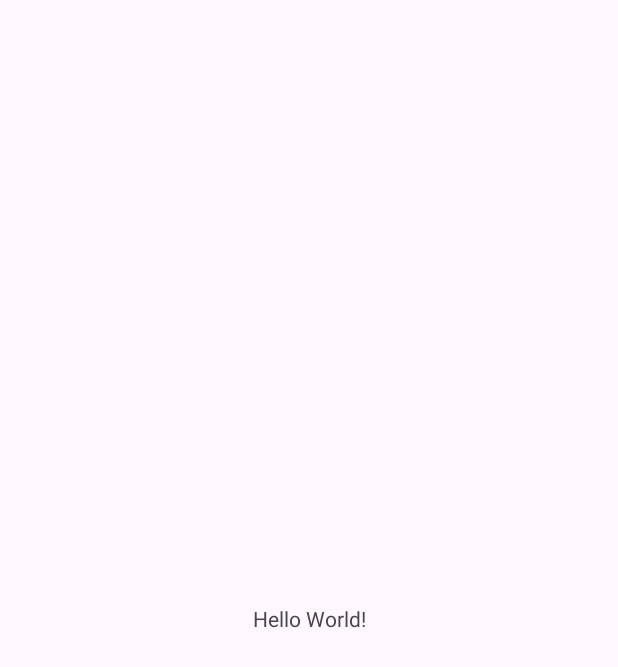
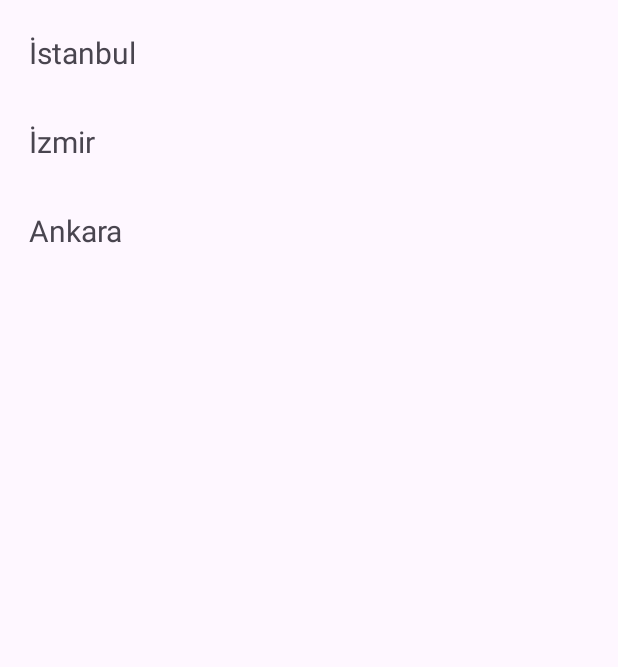
Before and after one commit to erenyurtcu/cities-by-region-app, an Android app: the screen it shows after launch (MainActivity), on a phone screen of 412 x 824 dp. Before the commit the part shown is almost empty. Shown: the top 667 px of the screen. Run offline under Robolectric (Android 15) with nearby library versions, the phone set to English and light mode, and no system bars.

```diff
--- a/app/build.gradle.kts
+++ b/app/build.gradle.kts
@@ -33,6 +33,9 @@ android {
     kotlinOptions {
         jvmTarget = "1.8"
     }
+    buildFeatures {
+        viewBinding = true
+    }
 }
 
 dependencies {
--- a/app/src/main/AndroidManifest.xml
+++ b/app/src/main/AndroidManifest.xml
@@ -21,6 +21,7 @@
                 <category android:name="android.intent.category.LAUNCHER" />
             </intent-filter>
         </activity>
+        <activity android:name=".IntroductionActivity"></activity>
     </application>
 
 </manifest>
--- /dev/null
+++ b/app/src/main/java/com/erenyurtcu/citiesbyregion/Cities.kt
@@ -0,0 +1,6 @@
+package com.erenyurtcu.citiesbyregion
+
+import java.io.Serializable
+
+class Cities(val name: String, val region: String, val image: Int) : Serializable {
+}
--- /dev/null
+++ b/app/src/main/java/com/erenyurtcu/citiesbyregion/CitiesAdapter.kt
@@ -0,0 +1,35 @@
+package com.erenyurtcu.citiesbyregion
+
+import android.content.Intent
+import android.util.Log
+import android.view.LayoutInflater
+import android.view.ViewGroup
+import androidx.recyclerview.widget.RecyclerView
+import com.erenyurtcu.citiesbyregion.databinding.RecyclerRowBinding
+
+class CitiesAdapter(val citiesList: ArrayList<Cities>) : RecyclerView.Adapter<CitiesAdapter.CitiesViewHolder>() {
+
+    class CitiesViewHolder(val binding: RecyclerRowBinding) : RecyclerView.ViewHolder(binding.root)
+
+    override fun onCreateViewHolder(parent: ViewGroup, viewType: Int): CitiesViewHolder {
+        val binding = RecyclerRowBinding.inflate(LayoutInflater.from(parent.context), parent, false)
+        return CitiesViewHolder(binding)
+    }
+
+    override fun getItemCount(): Int {
+        return citiesList.size
+    }
+
+    override fun onBindViewHolder(holder: CitiesViewHolder, position: Int) {
+        val city = citiesList[position]
+        holder.binding.textViewRecyclerView.text = city.name
+
+        holder.itemView.setOnClickListener {
+            Log.d("CitiesAdapter", "City clicked: ${city.name}")
+            MySingleton.selectedCity = city
+            val intent = Intent(holder.itemView.context, IntroductionActivity::class.java)
+            Log.d("CitiesAdapter", "Starting IntroductionActivity for city: ${city.name}")
+            holder.itemView.context.startActivity(intent)
+        }
+    }
+}
--- a/app/src/main/java/com/erenyurtcu/citiesbyregion/MainActivity.kt
+++ b/app/src/main/java/com/erenyurtcu/citiesbyregion/MainActivity.kt
@@ -5,16 +5,34 @@ import androidx.activity.enableEdgeToEdge
 import androidx.appcompat.app.AppCompatActivity
 import androidx.core.view.ViewCompat
 import androidx.core.view.WindowInsetsCompat
+import androidx.recyclerview.widget.LinearLayoutManager
+import com.erenyurtcu.citiesbyregion.databinding.ActivityMainBinding
 
 class MainActivity : AppCompatActivity() {
+
+    private lateinit var binding: ActivityMainBinding
+    private lateinit var citiesList : ArrayList<Cities>
+
     override fun onCreate(savedInstanceState: Bundle?) {
         super.onCreate(savedInstanceState)
+        binding = ActivityMainBinding.inflate(layoutInflater)
+        val view = binding.root
+        setContentView(view)
+
         enableEdgeToEdge()
-        setContentView(R.layout.activity_main)
         ViewCompat.setOnApplyWindowInsetsListener(findViewById(R.id.main)) { v, insets ->
             val systemBars = insets.getInsets(WindowInsetsCompat.Type.systemBars())
             v.setPadding(systemBars.left, systemBars.top, systemBars.right, systemBars.bottom)
             insets
         }
+    val istanbul = Cities("İstanbul","Marmara",R.drawable.istanbul)
+    val izmir = Cities("İzmir","Aegean",R.drawable.izmir)
+    val ankara = Cities("Ankara","Central Anatolia",R.drawable.ankara)
+
+    citiesList = arrayListOf(istanbul,izmir,ankara)
+
+    val adapter = CitiesAdapter(citiesList)
+    binding.citiesRecyclerView.layoutManager = LinearLayoutManager(this)
+    binding.citiesRecyclerView.adapter = adapter
     }
 }
--- /dev/null
+++ b/app/src/main/java/com/erenyurtcu/citiesbyregion/MySingleton.kt
@@ -0,0 +1,5 @@
+    package com.erenyurtcu.citiesbyregion
+
+    object MySingleton {
+        var selectedCity : Cities? = null
+    }
--- a/app/src/main/res/layout/activity_main.xml
+++ b/app/src/main/res/layout/activity_main.xml
@@ -7,13 +7,16 @@
     android:layout_height="match_parent"
     tools:context=".MainActivity">
 
-    <TextView
-        android:layout_width="wrap_content"
-        android:layout_height="wrap_content"
-        android:text="Hello World!"
+    <androidx.recyclerview.widget.RecyclerView
+        android:id="@+id/citiesRecyclerView"
+        android:layout_width="match_parent"
+        android:layout_height="match_parent"
+        android:layout_marginStart="3dp"
+        android:layout_marginTop="5dp"
+        android:layout_marginEnd="1dp"
+        android:layout_marginBottom="1dp"
         app:layout_constraintBottom_toBottomOf="parent"
         app:layout_constraintEnd_toEndOf="parent"
         app:layout_constraintStart_toStartOf="parent"
-        app:layout_constraintTop_toTopOf="parent" />
-
+        app:layout_constraintTop_toTopOf="parent"/>
 </androidx.constraintlayout.widget.ConstraintLayout>
--- /dev/null
+++ b/app/src/main/res/layout/recycler_row.xml
@@ -0,0 +1,18 @@
+<?xml version="1.0" encoding="utf-8"?>
+<androidx.constraintlayout.widget.ConstraintLayout xmlns:android="http://schemas.android.com/apk/res/android"
+    xmlns:app="http://schemas.android.com/apk/res-auto"
+    xmlns:tools="http://schemas.android.com/tools"
+    android:layout_width="match_parent"
+    android:layout_height="wrap_content">
+
+    <TextView
+        android:id="@+id/textViewRecyclerView"
+        android:layout_width="0dp"
+        android:layout_height="wrap_content"
+        android:text="City Name"
+        app:layout_constraintEnd_toEndOf="parent"
+        app:layout_constraintStart_toStartOf="parent"
+        app:layout_constraintTop_toTopOf="parent"
+        android:textSize="20sp"
+        android:padding="16dp" />
+</androidx.constraintlayout.widget.ConstraintLayout>
```
Also changed, not shown: app/src/main/java/com/erenyurtcu/citiesbyregion/IntroductionActivity.kt (added, +38 -0 lines), app/src/main/res/layout/activity_introduction.xml (added, +43 -0 lines), app/src/main/res/drawable/ankara.jpg (added), app/src/main/res/drawable/istanbul.jpeg (added), app/src/main/res/drawable/izmir.jpg (added).
